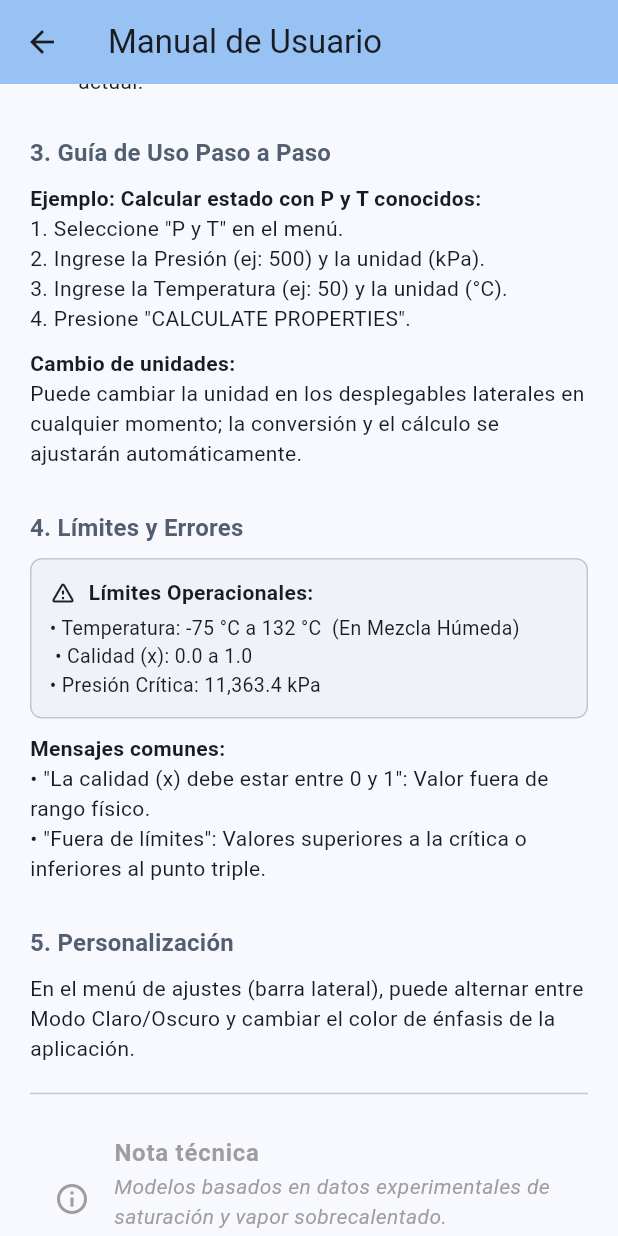
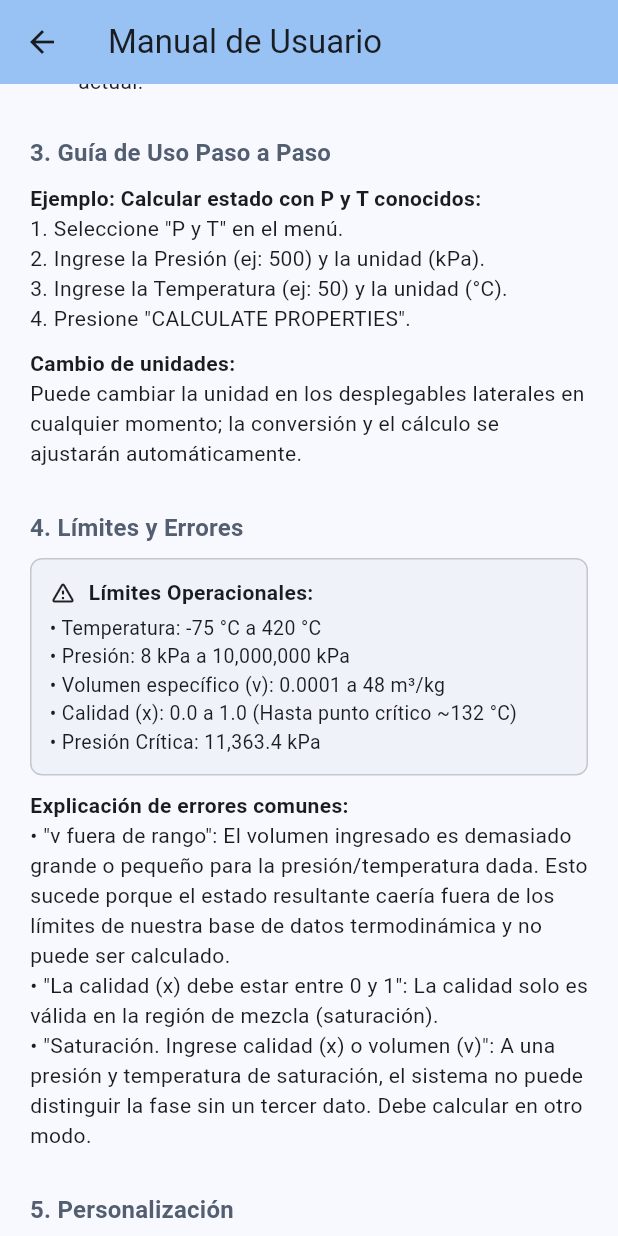
Before and after one commit to Rodrigo-PalaciosL/termo_app, a Flutter app: the ManualScreen screen opened directly, scrolled down 576 dp, on a phone screen of 412 x 824 dp. Run offline on Flutter 3.47's test engine with Material 3 defaults, Android fonts, the phone set to English and light mode, and no system bars; our stand-ins replace fl_chart; project files that could hold a hidden picture were left out.

Commit message:
Definición de límites de ingreso de datos

```diff
--- a/lib/src/domain/engine/termo_engine.dart
+++ b/lib/src/domain/engine/termo_engine.dart
@@ -242,7 +242,7 @@ class TermoEngine {
   PropiedadSobrecalentada _obtenerPropiedadesEnBloquePorT(BloquePresionSobrecalentado bloque, double tUser) {
     final props = bloque.propiedadesPorT;
     if (tUser < bloque.tSat - _epsilon) throw Exception("T en saturación.");
-    if (tUser > props.last.t + _epsilon) throw Exception("T fuera de rango sobrecaletad");
+    if (tUser > props.last.t + _epsilon) throw Exception("T fuera de rango sobrecalentado");
 
     for (var p in props) if (_sonIguales(p.t, tUser, epsilon: _epsilon)) return p;
     for (int i = 0; i < props.length - 1; i++) {
@@ -345,6 +345,12 @@ class TermoEngine {
   // ====================================================================
 
   EstadoTermodinamico resolverEstadoPorTyV(double tUser, double vUser) {
+    if (tUser < -75 || tUser > 420) {
+      throw Exception("Temperatura fuera de rango para el Amoniaco. El rango permitido es -75°C < T < 420°C.");
+    }
+    if (vUser < 0.0001 || vUser > 48) {
+      throw Exception("Volumen específico fuera de rango. Ingrese un valor entre 0.0001 y 48 m³/kg.");
+    }
     PuntoSaturacion limitesSat = _buscarPropiedadesSaturacionPorT(tUser);
     if (vUser < limitesSat.vf - _epsilon) {
       if (db.tablaLiquido.isNotEmpty) {
@@ -369,6 +375,12 @@ class TermoEngine {
   }
 
   EstadoTermodinamico resolverEstadoPorPv(double pUser, double vUser) {
+    if (pUser < 8 || pUser > 10000000) {
+      throw Exception("La presión debe estar entre 8 kPa y 10,000,000 kPa.");
+    }
+    if (vUser < 0.0001 || vUser > 48) {
+      throw Exception("Volumen específico fuera de rango. Ingrese un valor entre 0.0001 y 48 m³/kg.");
+    }
     PuntoSaturacion limitesSat = _buscarPropiedadesSaturacionPorP(pUser);
     if (vUser < limitesSat.vf - _epsilon) {
       if (db.tablaLiquido.isNotEmpty) {
@@ -393,6 +405,12 @@ class TermoEngine {
   }
 
   EstadoTermodinamico resolverEstadoPorPyT(double pUser, double tUser) {
+    if (tUser < -75 || tUser > 420) {
+      throw Exception("Temperatura fuera de rango para el Amoniaco. El rango permitido es -75°C < T < 420°C.");
+    }
+    if (pUser < 8 || pUser > 10000000) {
+      throw Exception("La presión debe estar entre 8 kPa y 10,000,000 kPa.");
+    }
     // Si la presión es supercrítica, intentamos resolver directamente
     if (pUser > db.tablaSaturacion.last.pSat) {
       if (tUser < 132.25 && db.tablaLiquido.isNotEmpty) {
--- a/lib/src/presentation/manual/manual_screen.dart
+++ b/lib/src/presentation/manual/manual_screen.dart
@@ -86,19 +86,22 @@ class ManualScreen extends StatelessWidget {
           _buildInfoCard(
             context,
             'Límites Operacionales:',
-            '• Temperatura: -75 °C a 132 °C  (En Mezcla Húmeda)\n '
-            '• Calidad (x): 0.0 a 1.0\n'
+            '• Temperatura: -75 °C a 420 °C\n'
+            '• Presión: 8 kPa a 10,000,000 kPa\n'
+            '• Volumen específico (v): 0.0001 a 48 m³/kg\n'
+            '• Calidad (x): 0.0 a 1.0 (Hasta punto crítico ~132 °C)\n'
             '• Presión Crítica: 11,363.4 kPa',
             Icons.warning_amber_rounded,
           ),
           const SizedBox(height: 10),
           const Text(
-            'Mensajes comunes:',
+            'Explicación de errores comunes:',
             style: TextStyle(fontWeight: FontWeight.bold),
           ),
           const Text(
-            '• "La calidad (x) debe estar entre 0 y 1": Valor fuera de rango físico.\n'
-            '• "Fuera de límites": Valores superiores a la crítica o inferiores al punto triple.',
+            '• "v fuera de rango": El volumen ingresado es demasiado grande o pequeño para la presión/temperatura dada. Esto sucede porque el estado resultante caería fuera de los límites de nuestra base de datos termodinámica y no puede ser calculado.\n'
+            '• "La calidad (x) debe estar entre 0 y 1": La calidad solo es válida en la región de mezcla (saturación).\n'
+            '• "Saturación. Ingrese calidad (x) o volumen (v)": A una presión y temperatura de saturación, el sistema no puede distinguir la fase sin un tercer dato. Debe calcular en otro modo.',
           ),
           const SizedBox(height: 20),
 
```
Also changed, not shown: lib/src/presentation/widgets/pv_diagram.dart (+15 -10 lines), lib/src/presentation/widgets/tv_diagram.dart (+5 -3 lines).
